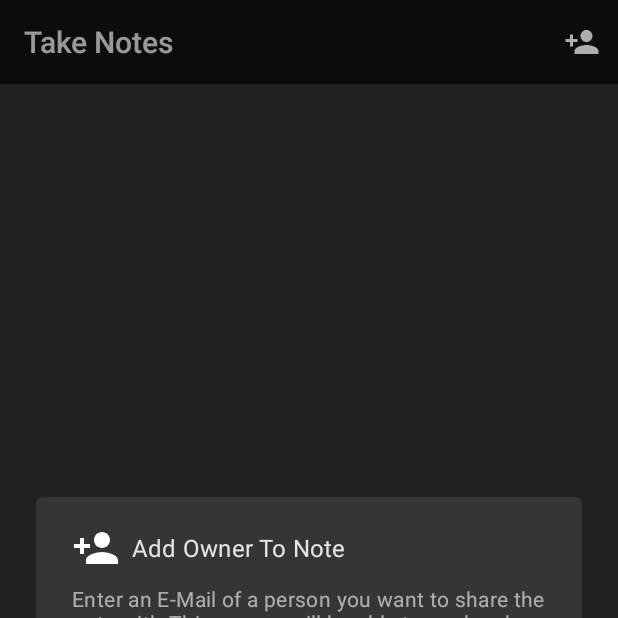
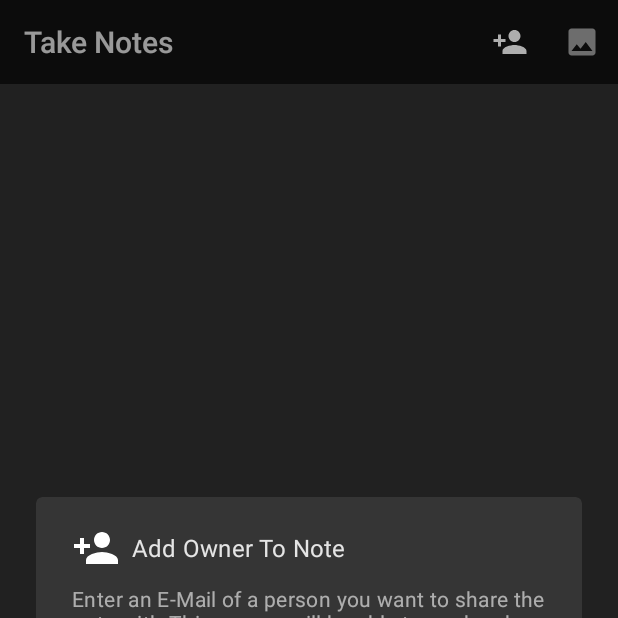
Before and after one commit to faresmuhammad/Take-Notes, an Android app: the fragment NoteDetailsFragment placed in its activity, after a tap on "Add Owner", on a phone screen of 412 x 824 dp, the top half of it. Run offline under Robolectric (Android 15) with nearby library versions, the phone set to English and light mode, and no system bars; our stand-ins replace Dagger/Hilt's generated code; libraries missing offline, so code that uses them is left out: androidx.hilt.lifecycle, io.noties.markwon; network calls fail; 6 statements that could not run were skipped.

Commit message:
Working on Add Image to note Feature

```diff
--- a/app/src/main/java/com/fares/training/takenotes/util/Constants.kt
+++ b/app/src/main/java/com/fares/training/takenotes/util/Constants.kt
@@ -19,6 +19,12 @@ object Constants {
         const val KEY_LOGGED_PASSWORD = "KEY_LOGGED_PASSWORD"
         const val NO_EMAIL = "NO_EMAIL"
         const val NO_PASSWORD = "NO_PASSWORD"
+        const val KEY_PERMISSION_FIRST_ASKED = "KEY_PERMISSION_FIRST_ASKED"
+    }
+
+    object Permission {
+        const val READ_EXTERNAL_STORAGE = android.Manifest.permission.READ_EXTERNAL_STORAGE
+        const val EXTERNAL_STORAGE_REQUEST_CODE = 400
     }
 
     object Note {
--- /dev/null
+++ b/app/src/main/res/drawable/ic_image.xml
@@ -0,0 +1,10 @@
+<vector xmlns:android="http://schemas.android.com/apk/res/android"
+    android:width="24dp"
+    android:height="24dp"
+    android:viewportWidth="24"
+    android:viewportHeight="24"
+    android:tint="?attr/colorControlNormal">
+  <path
+      android:fillColor="@android:color/white"
+      android:pathData="M21,19V5c0,-1.1 -0.9,-2 -2,-2H5c-1.1,0 -2,0.9 -2,2v14c0,1.1 0.9,2 2,2h14c1.1,0 2,-0.9 2,-2zM8.5,13.5l2.5,3.01L14.5,12l4.5,6H5l3.5,-4.5z"/>
+</vector>
--- a/app/src/main/res/layout/fragment_note_details.xml
+++ b/app/src/main/res/layout/fragment_note_details.xml
@@ -11,6 +11,12 @@
         android:id="@+id/clNoteContainer"
         android:layout_width="match_parent"
         android:layout_height="match_parent">
+
+        <ImageView
+            android:layout_width="match_parent"
+            android:layout_height="wrap_content"
+            android:scaleType="centerCrop"
+            app:layout_constraintBottom_toBottomOf="@+id/scrollView2" />
 
         <ProgressBar
             android:id="@+id/addOwnerProgressBar"
@@ -32,6 +38,7 @@
             app:layout_constraintTop_toTopOf="parent" />
 
         <ScrollView
+            android:id="@+id/scrollView2"
             android:layout_width="match_parent"
             android:layout_height="0dp"
             android:clickable="false"
--- a/app/src/main/res/menu/menu_owner.xml
+++ b/app/src/main/res/menu/menu_owner.xml
@@ -7,4 +7,10 @@
         android:icon="@drawable/ic_add_person"
         android:title="Add Owner"
         app:showAsAction="always" />
+
+    <item
+        android:id="@+id/action_add_image"
+        android:icon="@drawable/ic_image"
+        android:title="Add Image"
+        app:showAsAction="always" />
 </menu>
```
Also changed, not shown: app/build.gradle (+7 -4 lines), app/src/main/java/com/fares/training/takenotes/ui/note_details/NoteDetailsFragment.kt (+33 -3 lines), app/src/main/java/com/fares/training/takenotes/util/PermissionUtils.kt (added, +77 -0 lines).
